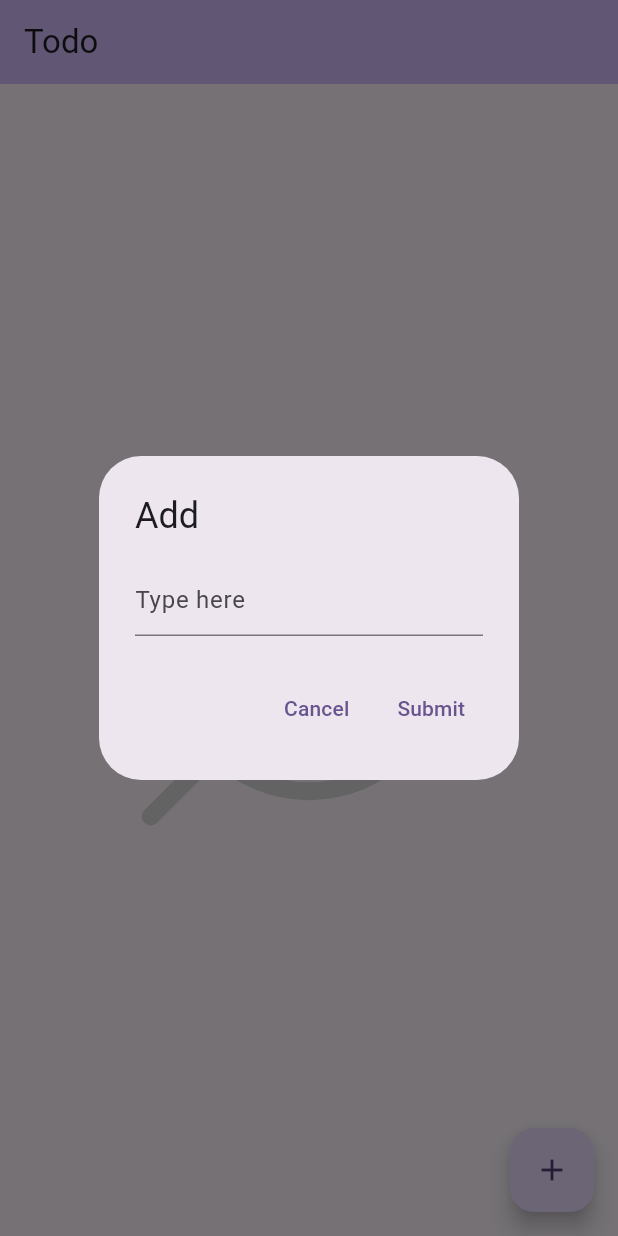
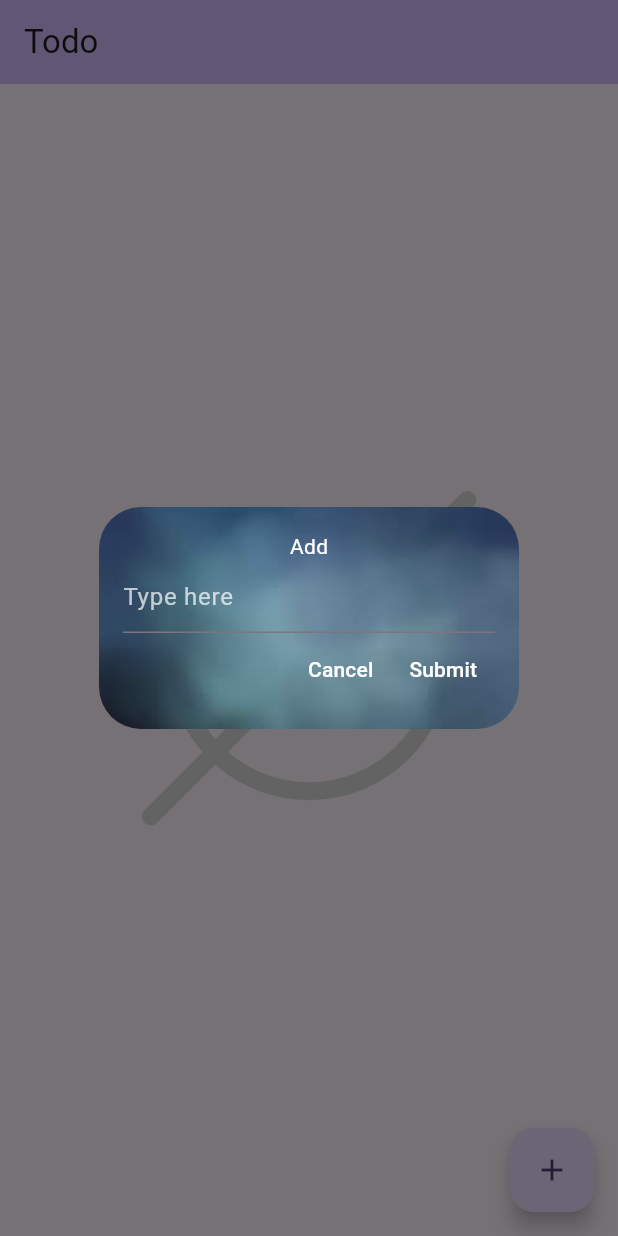
Before and after one commit to sivakarthikayan-cs/todo, a Flutter app: the screen it shows after launch, after a tap on the "add" icon, on a phone screen of 412 x 824 dp. Run offline on Flutter 3.47's test engine with Material 3 defaults, Android fonts, the phone set to English and light mode, and no system bars; our stand-ins replace drift, flutter_slidable, lottie, universal_io; accounts and stored records are empty; generated files the repository leaves out were written again.

```diff
--- a/lib/page/home_screen.dart
+++ b/lib/page/home_screen.dart
@@ -69,22 +69,67 @@ class _HomeScreenState extends State<HomeScreen> {
       context: context,
       builder: (BuildContext context) {
         return AlertDialog(
-          title: Text(editData != null ? "Edit" : "Add"),
-          content: TextField(
+          clipBehavior: Clip.antiAlias,
+          contentPadding: EdgeInsets.zero,
+          backgroundColor: Colors.transparent,
+          content: Stack(
+            children: [
+              Positioned.fill(
+                child: Opacity(
+                  opacity: 0.9,
+                  child: Image.asset(
+                    'assets/png/bg_image.png',
+                    fit: BoxFit.cover,
+                  ),
+                ),
+              ),
+              // Dialog content
+              Padding(
+                padding: const EdgeInsets.all(16.0),
+                child: SingleChildScrollView(
+                  child: Column(
+                    mainAxisSize: MainAxisSize.min,
+                    children: [
+                      Text(
+                        editData != null ? "Edit" : "Add",
+                        style: const TextStyle(
+                          color: Colors.white,
+                        ),
+                      ),
+                      TextField(
                         controller: textController,
-              decoration: const InputDecoration(hintText: "Type here"),
-              onSubmitted: (_) => submitFun(editData: editData)),
-          actions: [
+                        decoration: const InputDecoration(
+                          hintText: "Type here",
+                          hintStyle: TextStyle(color: Colors.white70),
+                        ),
+                        onSubmitted: (_) => submitFun(editData: editData),
+                        style: const TextStyle(color: Colors.white),
+                        maxLines: null,
+                      ),
+                      Row(
+                        mainAxisAlignment: MainAxisAlignment.end,
+                        children: [
                           TextButton(
-              child: const Text("Cancel"),
+                            child: const Text("Cancel",
+                                style: TextStyle(color: Colors.white)),
                             onPressed: () {
                               Navigator.of(context).pop(); // Close the dialog
                             },
                           ),
                           TextButton(
-                child: const Text("Submit"),
-                onPressed: () async => submitFun(editData: editData)),
+                            child: const Text("Submit",
+                                style: TextStyle(color: Colors.white)),
+                            onPressed: () async =>
+                                submitFun(editData: editData),
+                          ),
                         ],
+                      ),
+                    ],
+                  ),
+                ),
+              ),
+            ],
+          ),
         );
       },
     );
--- a/pubspec.yaml
+++ b/pubspec.yaml
@@ -76,6 +76,7 @@ flutter:
   # To add assets to your application, add an assets section, like this:
   assets:
    - assets/json/
+   - assets/png/
 
   # An image asset can refer to one or more resolution-specific "variants", see
   # https://flutter.dev/to/resolution-aware-images
```
Also changed, not shown: assets/gif/thumbnail.gif (added), assets/png/bg_image.png (added). Lines whose indentation alone changed are shown as unchanged.
